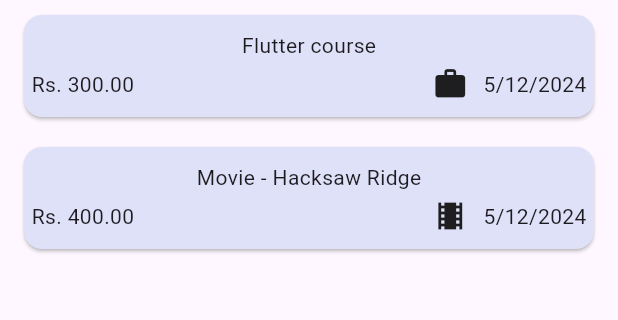
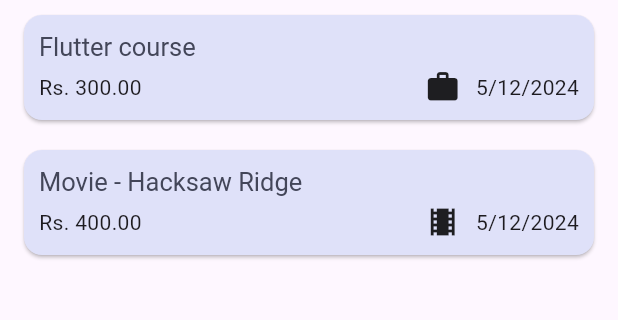
Before and after one commit to shubh-37/expense-tracker, a Flutter app: the screen it shows after launch, on a phone screen of 412 x 824 dp, the part 114-434 px from its top. Run offline on Flutter 3.47's test engine with Material 3 defaults, Android fonts, the phone set to English and light mode, and no system bars.

Commit message:
added theming to dimissible widget

```diff
--- a/lib/widgets/expense_list/expense_item.dart
+++ b/lib/widgets/expense_list/expense_item.dart
@@ -8,10 +8,14 @@ class ExpenseItem extends StatelessWidget {
   Widget build(context) {
     return Card(
       child: Padding(
-        padding: const EdgeInsets.symmetric(vertical: 10, horizontal: 5),
+        padding: const EdgeInsets.symmetric(vertical: 10, horizontal: 10),
         child: Column(
+          crossAxisAlignment: CrossAxisAlignment.start,
           children: [
-            Text(expense.title),
+            Text(
+              expense.title,
+              style: Theme.of(context).textTheme.titleLarge,
+            ),
             const SizedBox(height: 4),
             Row(
               children: [
```
